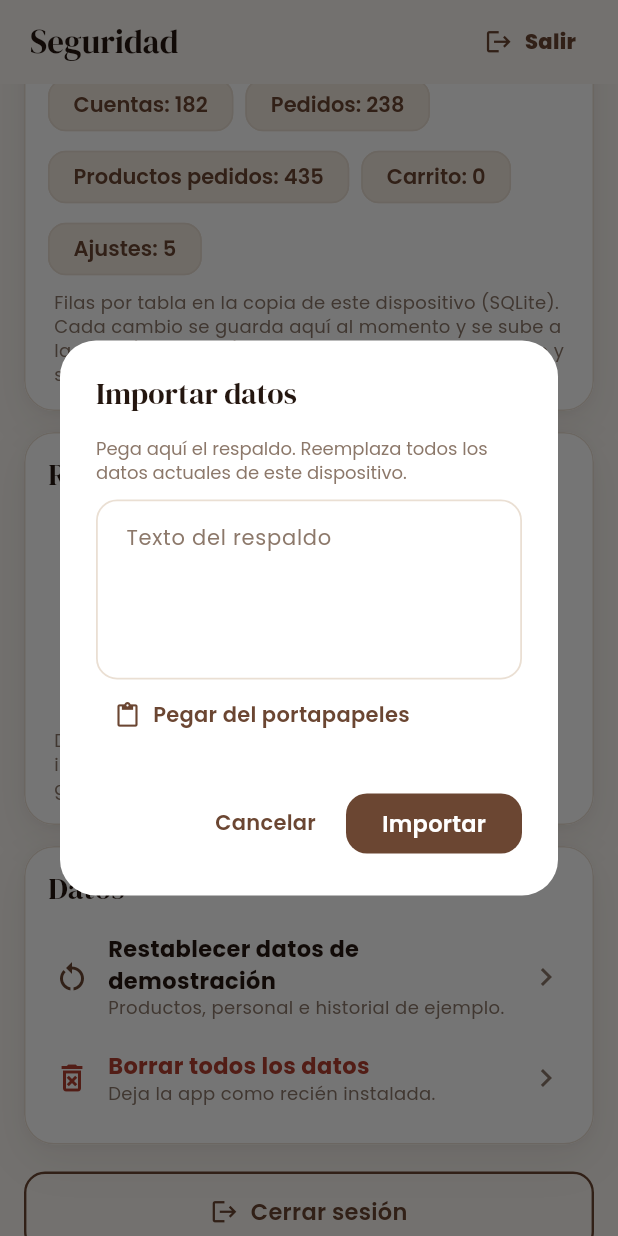
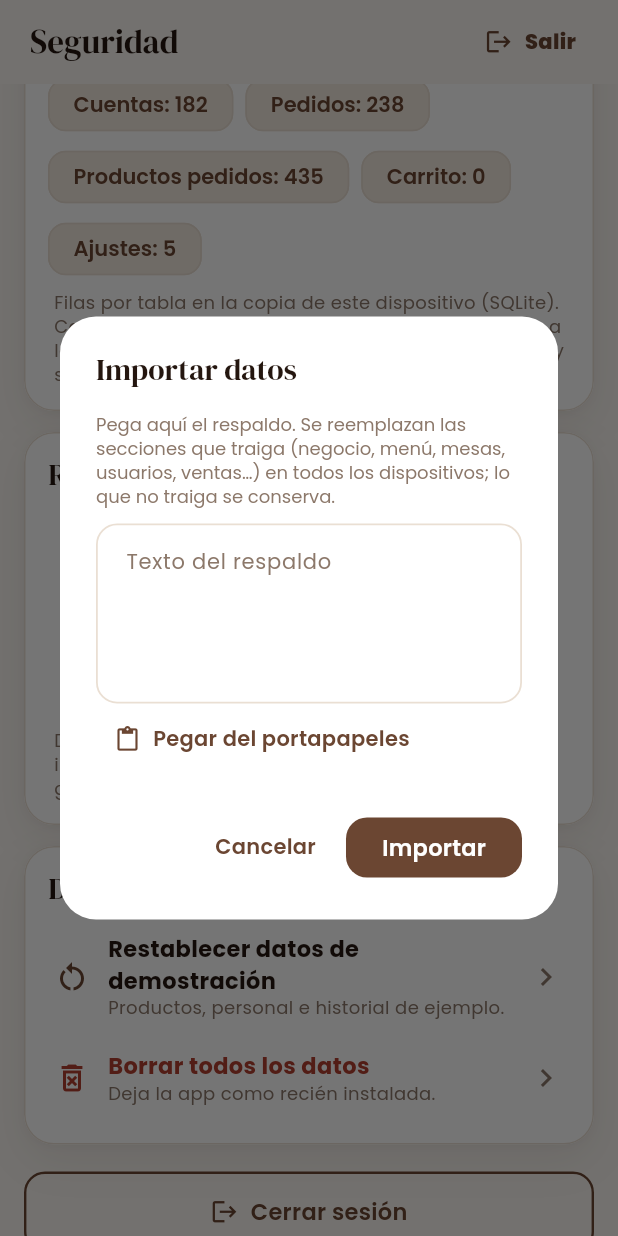
Before and after one commit to Ilewelyn/Rim-Coffe, a Flutter app: the SeguridadScreen screen opened directly, scrolled down 576 dp, after a tap on "Importar datos", on a phone screen of 412 x 824 dp. Run offline on Flutter 3.47's test engine with Material 3 defaults, Android fonts, the phone set to English and light mode, and no system bars; our stand-ins replace google_sign_in, image_picker, shared_preferences, sqflite, supabase_flutter; accounts and stored records are empty.

Commit message:
Importar: reemplazar solo las secciones del respaldo y conservar la sesión del dispositivo
Co-Authored-By: Claude Opus 5.5 <noreply@anthropic.com>
Claude-Session: https://claude.ai/code/session_01QX2dUe9Mq23Ss6yF5dcY56

```diff
--- a/lib/features/dueno/seguridad_screen.dart
+++ b/lib/features/dueno/seguridad_screen.dart
@@ -212,13 +212,13 @@ class SeguridadScreen extends StatelessWidget {
               _Accion(
                 icono: Icons.upload_outlined,
                 titulo: 'Exportar datos',
-                detalle: 'Copia todo como texto para guardarlo o llevarlo a otra tablet.',
+                detalle: 'Copia todo como texto para guardarlo (WhatsApp, correo o una nota).',
                 onTap: () => _exportar(context),
               ),
               _Accion(
                 icono: Icons.download_outlined,
                 titulo: 'Importar datos',
-                detalle: 'Pega un respaldo para recuperar la información.',
+                detalle: 'Pega un respaldo para recuperar o cargar información.',
                 onTap: () => _importar(context),
               ),
               const Padding(
@@ -562,8 +562,9 @@ class _ImportarDialogState extends State<_ImportarDialog> {
         crossAxisAlignment: CrossAxisAlignment.start,
         children: [
           const Text(
-            'Pega aquí el respaldo. Reemplaza todos los datos actuales de este '
-            'dispositivo.',
+            'Pega aquí el respaldo. Se reemplazan las secciones que traiga (negocio, '
+            'menú, mesas, usuarios, ventas…) en todos los dispositivos; lo que no '
+            'traiga se conserva.',
             style: AppText.caption,
           ),
           const SizedBox(height: 10),
```
Also changed, not shown: lib/core/services/respaldo_service.dart (+16 -4 lines).
